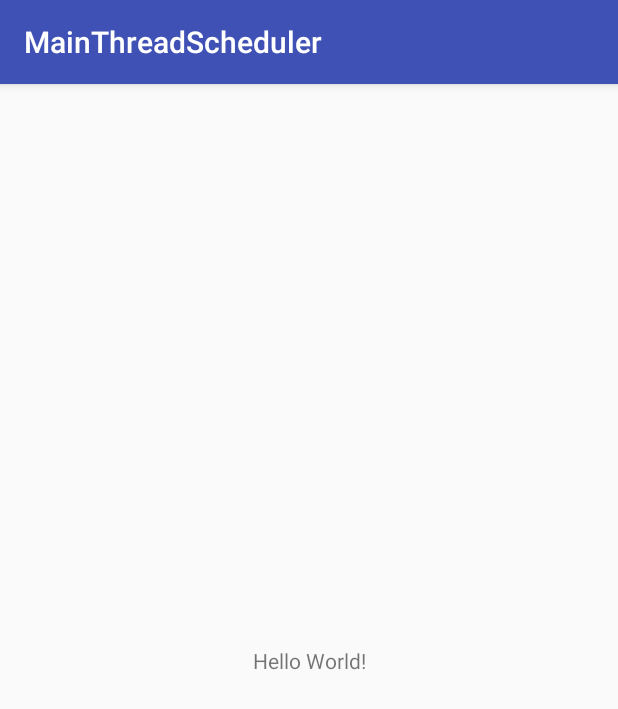
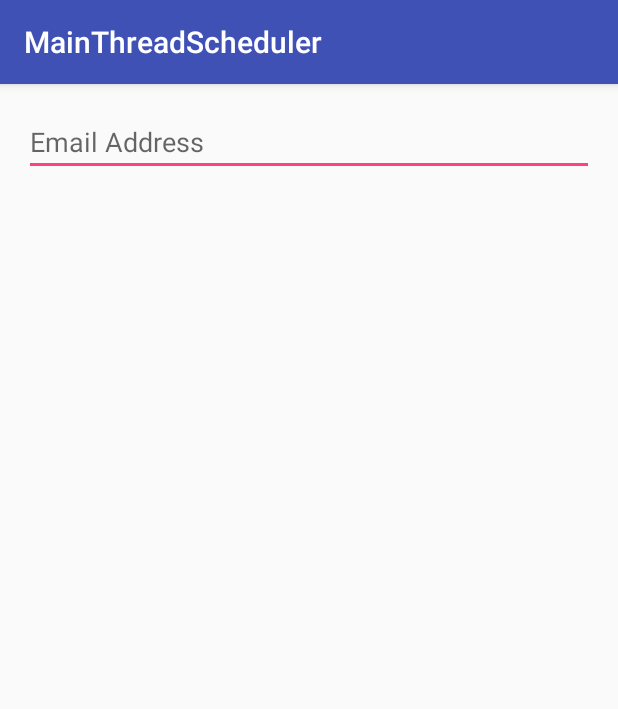
Before and after one commit to Mohamed-Fadel/MainThreadScheduler, an Android app: the screen it shows after launch (MainActivity), on a phone screen of 412 x 824 dp. Shown: the top 709 px of the screen. Run offline under Robolectric (Android 15) with nearby library versions, the phone set to English and light mode, and no system bars; 1 statement that could not run was skipped.

Commit message:
sample to get width of editText as soon as mainThread become idle

```diff
--- a/app/build.gradle
+++ b/app/build.gradle
@@ -21,7 +21,7 @@ android {
 dependencies {
     implementation fileTree(dir: 'libs', include: ['*.jar'])
     implementation 'com.android.support:appcompat-v7:26.1.0'
-    implementation 'com.android.support.constraint:constraint-layout:1.0.2'
+    implementation  'com.github.Mohamed-Fadel:MainThreadScheduler:v1.0-alpha'
     testImplementation 'junit:junit:4.12'
     androidTestImplementation 'com.android.support.test:runner:1.0.1'
     androidTestImplementation 'com.android.support.test.espresso:espresso-core:3.0.1'
--- a/app/src/main/java/com/mohamedfadel91/mainthreadscheduler/MainActivity.java
+++ b/app/src/main/java/com/mohamedfadel91/mainthreadscheduler/MainActivity.java
@@ -1,13 +1,31 @@
 package com.mohamedfadel91.mainthreadscheduler;
 
+import android.os.Bundle;
 import android.support.v7.app.AppCompatActivity;
-import android.os.Bundle;
+import android.widget.EditText;
+import android.widget.Toast;
+
+import com.mohamedfadel91.mainthreadschedulerlib.MainThreadScheduler;
 
 public class MainActivity extends AppCompatActivity {
+
+    EditText edtEmail;
 
     @Override
     protected void onCreate(Bundle savedInstanceState) {
         super.onCreate(savedInstanceState);
         setContentView(R.layout.activity_main);
+
+        edtEmail = findViewById(R.id.edt_email);
+
+        MainThreadScheduler.scheduleWhenIdle(new Runnable() {
+            @Override
+            public void run() {
+                Toast.makeText(MainActivity.this,
+                        " " + edtEmail.getWidth(),
+                        Toast.LENGTH_SHORT).show();
+            }
+        });
+
     }
 }
--- a/app/src/main/res/layout/activity_main.xml
+++ b/app/src/main/res/layout/activity_main.xml
@@ -1,18 +1,17 @@
 <?xml version="1.0" encoding="utf-8"?>
-<android.support.constraint.ConstraintLayout xmlns:android="http://schemas.android.com/apk/res/android"
-    xmlns:app="http://schemas.android.com/apk/res-auto"
+<LinearLayout xmlns:android="http://schemas.android.com/apk/res/android"
     xmlns:tools="http://schemas.android.com/tools"
     android:layout_width="match_parent"
+    android:orientation="vertical"
+    android:padding="@dimen/frame_padding"
     android:layout_height="match_parent"
     tools:context="com.mohamedfadel91.mainthreadscheduler.MainActivity">
 
-    <TextView
-        android:layout_width="wrap_content"
+    <EditText
+        android:id="@+id/edt_email"
+        android:layout_width="match_parent"
         android:layout_height="wrap_content"
-        android:text="Hello World!"
-        app:layout_constraintBottom_toBottomOf="parent"
-        app:layout_constraintLeft_toLeftOf="parent"
-        app:layout_constraintRight_toRightOf="parent"
-        app:layout_constraintTop_toTopOf="parent" />
+        android:inputType="textEmailAddress"
+        android:hint="@string/email_hint"/>
 
-</android.support.constraint.ConstraintLayout>
+</LinearLayout>
--- /dev/null
+++ b/app/src/main/res/values/dimens.xml
@@ -0,0 +1,4 @@
+<?xml version="1.0" encoding="utf-8"?>
+<resources>
+    <dimen name="frame_padding">16dp</dimen>
+</resources>
--- a/app/src/main/res/values/strings.xml
+++ b/app/src/main/res/values/strings.xml
@@ -1,3 +1,4 @@
 <resources>
     <string name="app_name">MainThreadScheduler</string>
+    <string name="email_hint">Email Address</string>
 </resources>
--- a/build.gradle
+++ b/build.gradle
@@ -19,6 +19,7 @@ allprojects {
     repositories {
         google()
         jcenter()
+        maven { url 'https://jitpack.io' }
     }
 }
 
```
